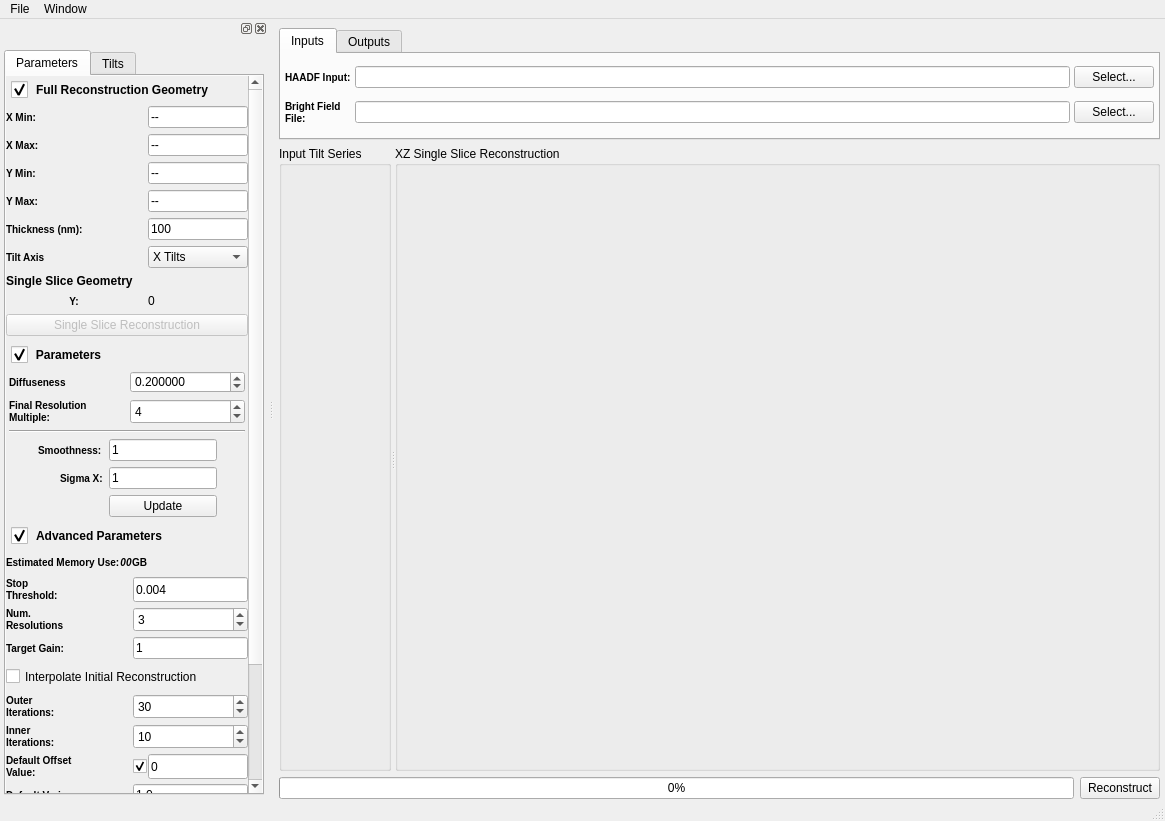
Above: Code/Applications/TomoGui/UI_Files/TomoGui.ui from OpenMBIR/OpenMBIR-TEM before the change. Below: the same form after it.
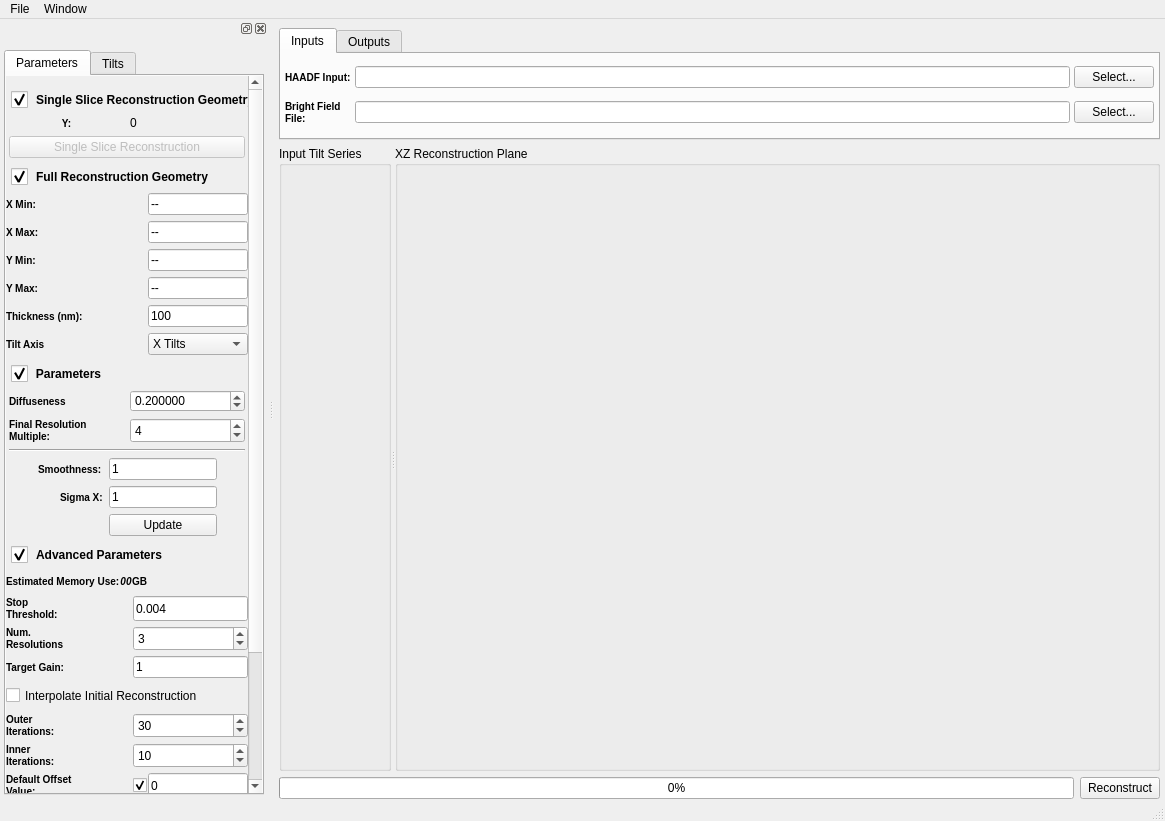
That is the form after the change. Icons and pictures are not drawn. Custom widgets are drawn as their Qt base class.

Commit message: Separating out the Single Slice Reconstruction and adding a menu to open a second MRC file in the right side display area

```diff
--- a/Code/Applications/TomoGui/UI_Files/TomoGui.ui
+++ b/Code/Applications/TomoGui/UI_Files/TomoGui.ui
@@ -336,7 +336,7 @@
         </size>
        </property>
        <property name="title">
-        <string>XZ Single Slice Reconstruction</string>
+        <string>XZ Reconstruction Plane</string>
        </property>
        <layout class="QGridLayout" name="gridLayout_5">
         <property name="margin">
@@ -537,7 +537,7 @@
               <x>0</x>
               <y>0</y>
               <width>258</width>
-              <height>871</height>
+              <height>878</height>
              </rect>
             </property>
             <layout class="QVBoxLayout" name="verticalLayout_6">
@@ -548,7 +548,7 @@
               <number>0</number>
              </property>
              <property name="topMargin">
-              <number>0</number>
+              <number>10</number>
              </property>
              <property name="rightMargin">
               <number>0</number>
@@ -556,6 +556,109 @@
              <property name="bottomMargin">
               <number>5</number>
              </property>
+             <item>
+              <widget class="QDisclosableGroupBox" name="singleSliceGroupBox">
+               <property name="styleSheet">
+                <string notr="true">QGroupBox
+{
+/*background-color: qlineargradient(x1: 0, y1: 0, x2: 0, y2: 1, stop: 0 #FFFFFF, stop: 1 #DCDCDC); */
+background-image: url(:/DisclosableGroupBoxHeader.png);
+background-position: top ;
+background-repeat: repeat-x;
+padding: 30 0 0 0px;
+font: 85 italic 12pt &quot;Arial&quot;;
+font-weight: bold;
+border: 0px solid gray;
+margin: 0px;
+}
+ 
+QGroupBox::title
+{    
+subcontrol-origin: padding;    
+subcontrol-position: top left;    
+padding: 5 5px;    
+background-color: rgba(255, 255, 255, 0);
+}
+QGroupBox::indicator {    
+width: 17px;    
+height: 17px;
+}
+
+QGroupBox::indicator:unchecked {
+ image: url(:/bullet_triangle_grey.png);
+}
+QGroupBox::indicator:unchecked:pressed {
+ image: url(:/bullet_triangle_grey.png);
+}
+QGroupBox::indicator:checked { 
+image: url(:/bullet_triangle_grey_down.png);
+}
+QGroupBox::indicator:checked:pressed { 
+image: url(:/bullet_triangle_grey_down.png);
+}
+</string>
+               </property>
+               <property name="title">
+                <string>Single Slice Reconstruction Geometry</string>
+               </property>
+               <property name="flat">
+                <bool>true</bool>
+               </property>
+               <property name="checkable">
+                <bool>true</bool>
+               </property>
+               <layout class="QGridLayout" name="gridLayout_4">
+                <property name="leftMargin">
+                 <number>3</number>
+                </property>
+                <property name="topMargin">
+                 <number>0</number>
+                </property>
+                <property name="rightMargin">
+                 <number>3</number>
+                </property>
+                <property name="bottomMargin">
+                 <number>0</number>
+                </property>
+                <property name="spacing">
+                 <number>6</number>
+                </property>
+                <item row="0" column="1">
+                 <widget class="QLabel" name="ySingleSliceValue">
+                  <property name="text">
+                   <string>0</string>
+                  </property>
+                 </widget>
+                </item>
+                <item row="0" column="0">
+                 <widget class="QLabel" name="ySingleSliceValue_Label">
+                  <property name="styleSheet">
+                   <string notr="true">QLabel {
+font-weight: bold;
+font-size: 10px;
+}</string>
+                  </property>
+                  <property name="text">
+                   <string>Y:</string>
+                  </property>
+                  <property name="alignment">
+                   <set>Qt::AlignCenter</set>
+                  </property>
+                 </widget>
+                </item>
+                <item row="1" column="0" colspan="2">
+                 <widget class="QPushButton" name="m_SingleSliceReconstructionBtn">
+                  <property name="enabled">
+                   <bool>false</bool>
+                  </property>
+                  <property name="text">
+                   <string>Single Slice Reconstruction</string>
+                  </property>
+                 </widget>
+                </item>
+               </layout>
+              </widget>
+             </item>
              <item>
               <widget class="QDisclosableGroupBox" name="fullReconstructionGroupBox">
                <property name="styleSheet">
@@ -614,6 +717,52 @@
                 <property name="margin">
                  <number>0</number>
                 </property>
+                <item row="5" column="1">
+                 <widget class="QComboBox" name="tiltSelection">
+                  <item>
+                   <property name="text">
+                    <string>X Tilts</string>
+                   </property>
+                  </item>
+                  <item>
+                   <property name="text">
+                    <string>Y Tilts</string>
+                   </property>
+                  </item>
+                 </widget>
+                </item>
+                <item row="2" column="1">
+                 <widget class="QLineEdit" name="yMin">
+                  <property name="maximumSize">
+                   <size>
+                    <width>100</width>
+                    <height>16777215</height>
+                   </size>
+                  </property>
+                  <property name="text">
+                   <string>--</string>
+                  </property>
+                  <property name="readOnly">
+                   <bool>true</bool>
+                  </property>
+                 </widget>
+                </item>
+                <item row="3" column="1">
+                 <widget class="QLineEdit" name="yMax">
+                  <property name="maximumSize">
+                   <size>
+                    <width>100</width>
+                    <height>16777215</height>
+                   </size>
+                  </property>
+                  <property name="text">
+                   <string>--</string>
+                  </property>
+                  <property name="readOnly">
+                   <bool>true</bool>
+                  </property>
+                 </widget>
+                </item>
                 <item row="0" column="0">
                  <widget class="QLabel" name="label_41">
                   <property name="styleSheet">
@@ -782,98 +931,6 @@
                   </property>
                  </widget>
                 </item>
-                <item row="5" column="1">
-                 <widget class="QComboBox" name="tiltSelection">
-                  <item>
-                   <property name="text">
-                    <string>X Tilts</string>
-                   </property>
-                  </item>
-                  <item>
-                   <property name="text">
-                    <string>Y Tilts</string>
-                   </property>
-                  </item>
-                 </widget>
-                </item>
-                <item row="6" column="0" colspan="2">
-                 <widget class="QLabel" name="label_50">
-                  <property name="font">
-                   <font>
-                    <weight>75</weight>
-                    <bold>true</bold>
-                   </font>
-                  </property>
-                  <property name="text">
-                   <string>Single Slice Geometry</string>
-                  </property>
-                 </widget>
-                </item>
-                <item row="7" column="0">
-                 <widget class="QLabel" name="ySingleSliceValue_Label">
-                  <property name="styleSheet">
-                   <string notr="true">QLabel {
-font-weight: bold;
-font-size: 10px;
-}</string>
-                  </property>
-                  <property name="text">
-                   <string>Y:</string>
-                  </property>
-                  <property name="alignment">
-                   <set>Qt::AlignCenter</set>
-                  </property>
-                 </widget>
-                </item>
-                <item row="7" column="1">
-                 <widget class="QLabel" name="ySingleSliceValue">
-                  <property name="text">
-                   <string>0</string>
-                  </property>
-                 </widget>
-                </item>
-                <item row="8" column="0" colspan="2">
-                 <widget class="QPushButton" name="m_SingleSliceReconstructionBtn">
-                  <property name="enabled">
-                   <bool>false</bool>
-                  </property>
-                  <property name="text">
-                   <string>Single Slice Reconstruction</string>
-                  </property>
-                 </widget>
-                </item>
-                <item row="3" column="1">
-                 <widget class="QLineEdit" name="yMax">
-                  <property name="maximumSize">
-                   <size>
-                    <width>100</width>
-                    <height>16777215</height>
-                   </size>
-                  </property>
-                  <property name="text">
-                   <string>--</string>
-                  </property>
-                  <property name="readOnly">
-                   <bool>true</bool>
-                  </property>
-                 </widget>
-                </item>
-                <item row="2" column="1">
-                 <widget class="QLineEdit" name="yMin">
-                  <property name="maximumSize">
-                   <size>
-                    <width>100</width>
-                    <height>16777215</height>
-                   </size>
-                  </property>
-                  <property name="text">
-                   <string>--</string>
-                  </property>
-                  <property name="readOnly">
-                   <bool>true</bool>
-                  </property>
-                 </widget>
-                </item>
                </layout>
               </widget>
              </item>
```
Left out of the diff: 25 changed lines with no effect on the pictures.
